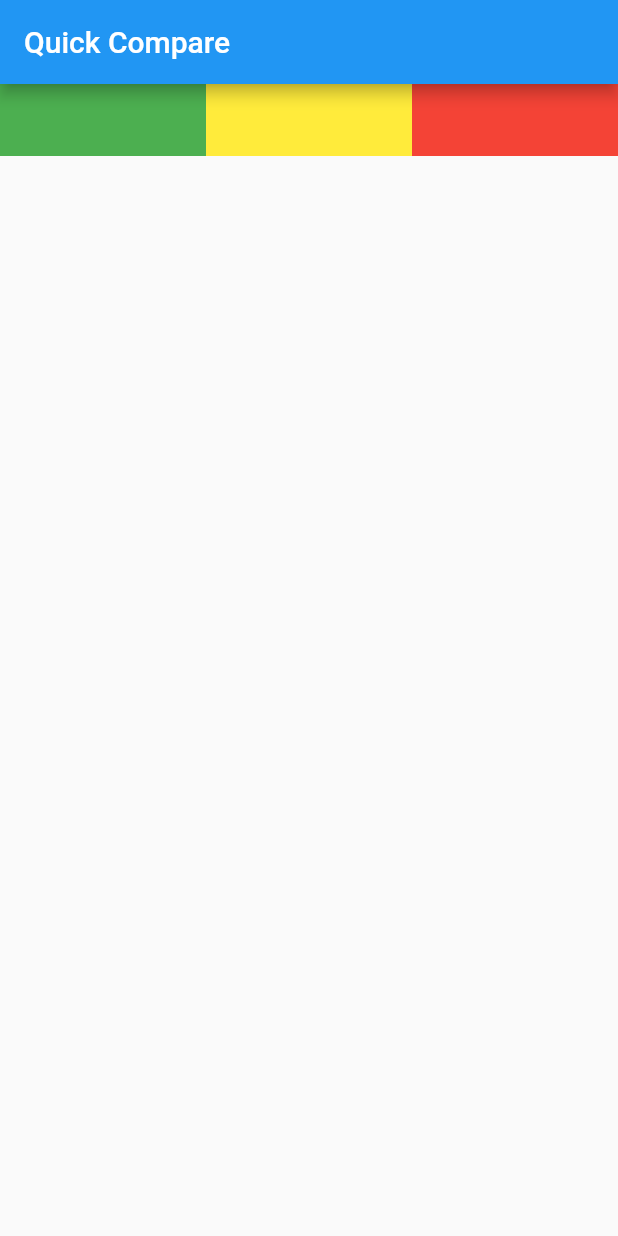
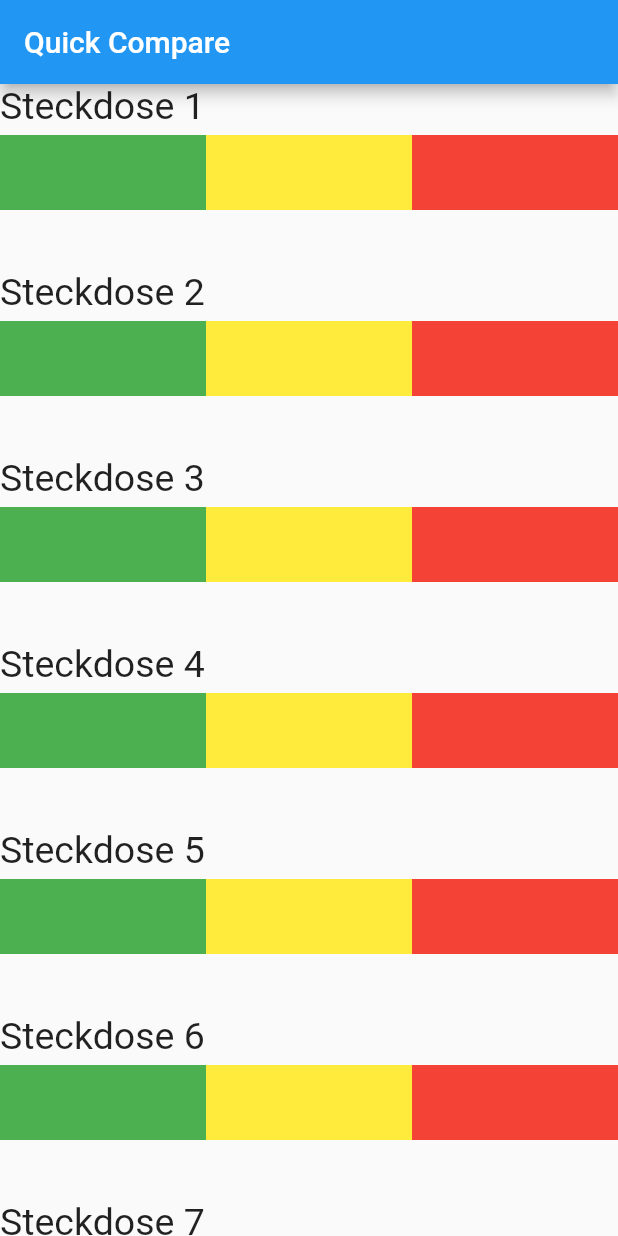
Before and after one commit to Nino678190/Quick-Compare, a Flutter app: the screen it shows after launch, on a phone screen of 412 x 824 dp. Run offline on Flutter 3.47's test engine with Material 2 defaults, Android fonts, the phone set to English and light mode, and no system bars.

Commit message:
multiplied bar

```diff
--- a/quick_compare/lib/main.dart
+++ b/quick_compare/lib/main.dart
@@ -30,17 +30,31 @@ class _QuickCompareState extends State<QuickCompare> {
     return Scaffold(
       appBar: AppBar(title: Text("Quick Compare")),
       body: Column(
-        children: [
+        children: <Widget>[
           Expanded(
             child: ListView.builder(
-              itemCount: 3,
+              itemCount: 10,
               itemBuilder: (context, index) {
-                return Row(
-                  mainAxisAlignment: MainAxisAlignment.spaceEvenly,
-                  children: [
-                    Container(color: Colors.green,child: Text(""),width: MediaQuery.of(context).size.width/3,),
-                    Container(color: Colors.yellow,child: Text(""),width: MediaQuery.of(context).size.width/3,),
-                    Container(color: Colors.red,child: Text(""),width:MediaQuery.of(context).size.width/3,)
+                return Column(
+                  mainAxisAlignment: MainAxisAlignment.start,
+                  crossAxisAlignment: CrossAxisAlignment.start,
+                  children: <Widget>[
+                    Text("Steckdose ${index+1}",style: TextStyle(fontSize: 25.0),),
+                    Divider(height: 5.0,color: Colors.transparent,),
+                    Stack(
+                      children:<Widget>[
+                        Row(
+                          mainAxisAlignment: MainAxisAlignment.spaceAround,
+                          crossAxisAlignment: CrossAxisAlignment.start,
+                          children: [
+                            Container(color: Colors.green,child: Text(""),width: MediaQuery.of(context).size.width/3,height: 50,),
+                            Container(color: Colors.yellow,child: Text(""),width: MediaQuery.of(context).size.width/3,height: 50,),
+                            Container(color: Colors.red,child: Text(""),width:MediaQuery.of(context).size.width/3,height: 50,),
+                          ],
+                        ),
+                      ]
+                    ),
+                    Divider(height: 40.0,color: Colors.transparent,),
                   ],
                 );
               },
```
